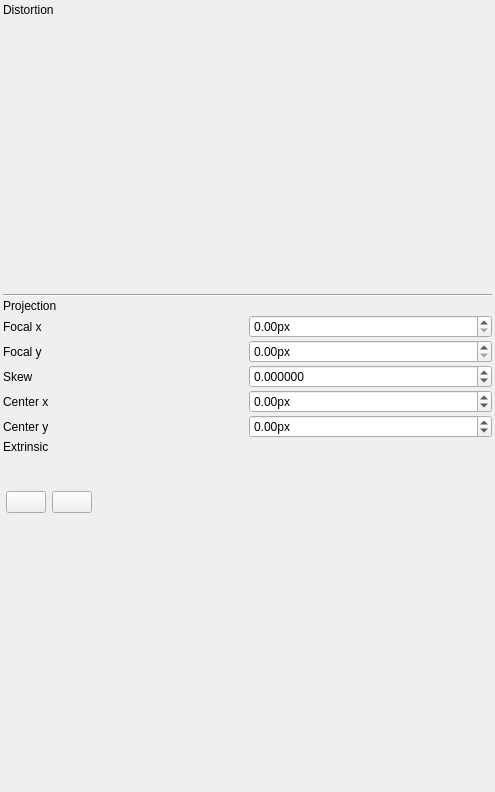
This is utils/distortioncorrector/cameraModelParametersControlWidget.ui in NickPenkrat/corecvs as Qt 5 draws it before an edit. The edited form follows.
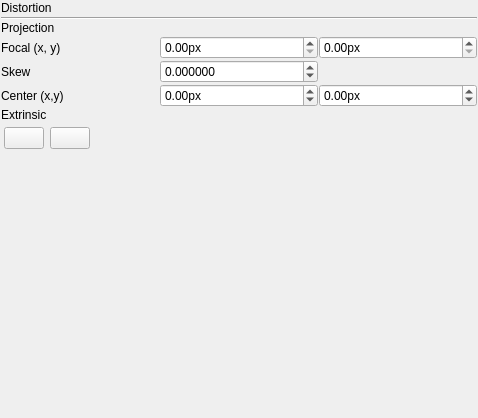
This is the edited form. Icons and pictures are not drawn. Custom widgets are drawn as their Qt base class.

Patch:
```diff
--- a/utils/distortioncorrector/cameraModelParametersControlWidget.ui
+++ b/utils/distortioncorrector/cameraModelParametersControlWidget.ui
@@ -6,8 +6,8 @@
    <rect>
     <x>0</x>
     <y>0</y>
-    <width>495</width>
-    <height>792</height>
+    <width>478</width>
+    <height>418</height>
    </rect>
   </property>
   <property name="windowTitle">
@@ -15,31 +15,37 @@
   </property>
   <layout class="QGridLayout" name="gridLayout_3">
    <property name="leftMargin">
-    <number>3</number>
+    <number>1</number>
    </property>
    <property name="topMargin">
-    <number>3</number>
+    <number>1</number>
    </property>
    <property name="rightMargin">
-    <number>3</number>
+    <number>1</number>
    </property>
    <property name="bottomMargin">
-    <number>3</number>
+    <number>1</number>
    </property>
    <property name="spacing">
-    <number>2</number>
+    <number>1</number>
    </property>
-   <item row="7" column="0">
-    <widget class="QLabel" name="label_12">
-     <property name="text">
-      <string>Center x</string>
+   <item row="4" column="2">
+    <widget class="QDoubleSpinBox" name="spinBoxFocalY">
+     <property name="suffix">
+      <string>px</string>
+     </property>
+     <property name="maximum">
+      <double>1000000000.000000000000000</double>
      </property>
     </widget>
    </item>
-   <item row="3" column="0">
-    <widget class="QLabel" name="label_11">
-     <property name="text">
-      <string>Projection</string>
+   <item row="4" column="1">
+    <widget class="QDoubleSpinBox" name="spinBoxFocalX">
+     <property name="suffix">
+      <string>px</string>
+     </property>
+     <property name="maximum">
+      <double>1000000000.000000000000000</double>
      </property>
     </widget>
    </item>
@@ -50,27 +56,35 @@
      </property>
     </widget>
    </item>
-   <item row="8" column="1">
-    <widget class="QDoubleSpinBox" name="spinBoxCy">
-     <property name="suffix">
-      <string>px</string>
-     </property>
-     <property name="minimum">
-      <double>-1000000000.000000000000000</double>
-     </property>
-     <property name="maximum">
-      <double>1000000000.000000000000000</double>
+   <item row="6" column="0">
+    <widget class="QLabel" name="label_12">
+     <property name="text">
+      <string>Center (x,y)</string>
      </property>
     </widget>
    </item>
-   <item row="9" column="0">
+   <item row="7" column="0">
     <widget class="QLabel" name="label_4">
      <property name="text">
       <string>Extrinsic</string>
      </property>
     </widget>
    </item>
-   <item row="7" column="1">
+   <item row="5" column="0">
+    <widget class="QLabel" name="labelSkew">
+     <property name="text">
+      <string>Skew</string>
+     </property>
+    </widget>
+   </item>
+   <item row="4" column="0">
+    <widget class="QLabel" name="labelFocalX">
+     <property name="text">
+      <string>Focal (x, y)</string>
+     </property>
+    </widget>
+   </item>
+   <item row="6" column="1">
     <widget class="QDoubleSpinBox" name="spinBoxCx">
      <property name="suffix">
       <string>px</string>
@@ -83,30 +97,46 @@
      </property>
     </widget>
    </item>
-   <item row="12" column="0" colspan="2">
-    <spacer name="verticalSpacer">
-     <property name="orientation">
-      <enum>Qt::Vertical</enum>
+   <item row="8" column="0" colspan="3">
+    <widget class="Affine3dControlWidget" name="extrinsicWidget" native="true">
+     <property name="sizePolicy">
+      <sizepolicy hsizetype="Preferred" vsizetype="Minimum">
+       <horstretch>0</horstretch>
+       <verstretch>0</verstretch>
+      </sizepolicy>
      </property>
-     <property name="sizeHint" stdset="0">
+     <property name="minimumSize">
       <size>
-       <width>20</width>
-       <height>40</height>
+       <width>0</width>
+       <height>0</height>
       </size>
      </property>
-    </spacer>
+    </widget>
    </item>
-   <item row="8" column="0">
-    <widget class="QLabel" name="labelCenterY">
+   <item row="6" column="2">
+    <widget class="QDoubleSpinBox" name="spinBoxCy">
+     <property name="suffix">
+      <string>px</string>
+     </property>
+     <property name="minimum">
+      <double>-1000000000.000000000000000</double>
+     </property>
+     <property name="maximum">
+      <double>1000000000.000000000000000</double>
+     </property>
+    </widget>
+   </item>
+   <item row="3" column="0">
+    <widget class="QLabel" name="label_11">
      <property name="text">
-      <string>Center y</string>
+      <string>Projection</string>
      </property>
     </widget>
    </item>
-   <item row="1" column="0" colspan="2">
+   <item row="1" column="0" colspan="3">
     <widget class="LensDistortionModelParametersControlWidget" name="lensDistortionWidget" native="true">
      <property name="sizePolicy">
-      <sizepolicy hsizetype="Preferred" vsizetype="MinimumExpanding">
+      <sizepolicy hsizetype="Preferred" vsizetype="Minimum">
        <horstretch>0</horstretch>
        <verstretch>0</verstretch>
       </sizepolicy>
@@ -114,12 +144,12 @@
      <property name="minimumSize">
       <size>
        <width>0</width>
-       <height>40</height>
+       <height>0</height>
       </size>
      </property>
     </widget>
    </item>
-   <item row="6" column="1">
+   <item row="5" column="1">
     <widget class="QDoubleSpinBox" name="spinBoxSkew">
      <property name="suffix">
       <string/>
@@ -135,55 +165,27 @@
      </property>
     </widget>
    </item>
-   <item row="5" column="0">
-    <widget class="QLabel" name="labelFocalY">
-     <property name="text">
-      <string>Focal y</string>
-     </property>
-    </widget>
-   </item>
-   <item row="10" column="0" colspan="2">
-    <widget class="Affine3dControlWidget" name="extrinsicWidget" native="true">
-     <property name="minimumSize">
-      <size>
-       <width>0</width>
-       <height>30</height>
-      </size>
-     </property>
-    </widget>
-   </item>
-   <item row="6" column="0">
-    <widget class="QLabel" name="labelSkew">
-     <property name="text">
-      <string>Skew</string>
-     </property>
-    </widget>
-   </item>
-   <item row="2" column="0" colspan="2">
+   <item row="2" column="0" colspan="3">
     <widget class="Line" name="line">
      <property name="orientation">
       <enum>Qt::Horizontal</enum>
      </property>
     </widget>
    </item>
-   <item row="4" column="0">
-    <widget class="QLabel" name="labelFocalX">
-     <property name="text">
-      <string>Focal x</string>
+   <item row="10" column="0" colspan="2">
+    <spacer name="verticalSpacer">
+     <property name="orientation">
+      <enum>Qt::Vertical</enum>
      </property>
-    </widget>
-   </item>
-   <item row="4" column="1">
-    <widget class="QDoubleSpinBox" name="spinBoxFocalX">
-     <property name="suffix">
-      <string>px</string>
+     <property name="sizeHint" stdset="0">
+      <size>
+       <width>20</width>
+       <height>40</height>
+      </size>
      </property>
-     <property name="maximum">
-      <double>1000000000.000000000000000</double>
-     </property>
-    </widget>
+    </spacer>
    </item>
-   <item row="11" column="0" colspan="2">
+   <item row="9" column="0" colspan="3">
     <widget class="QFrame" name="frame">
      <layout class="QHBoxLayout" name="horizontalLayout">
       <property name="leftMargin">
@@ -248,16 +250,6 @@
      </layout>
     </widget>
    </item>
-   <item row="5" column="1">
-    <widget class="QDoubleSpinBox" name="spinBoxFocalY">
-     <property name="suffix">
-      <string>px</string>
-     </property>
-     <property name="maximum">
-      <double>1000000000.000000000000000</double>
-     </property>
-    </widget>
-   </item>
   </layout>
  </widget>
  <customwidgets>
```
